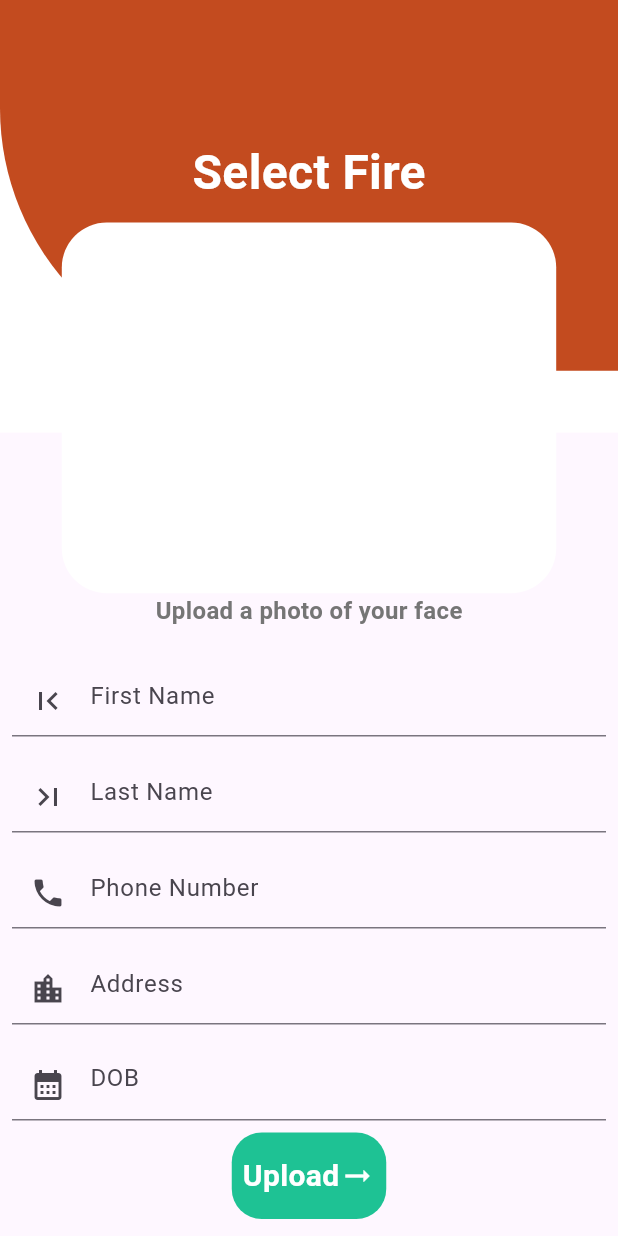
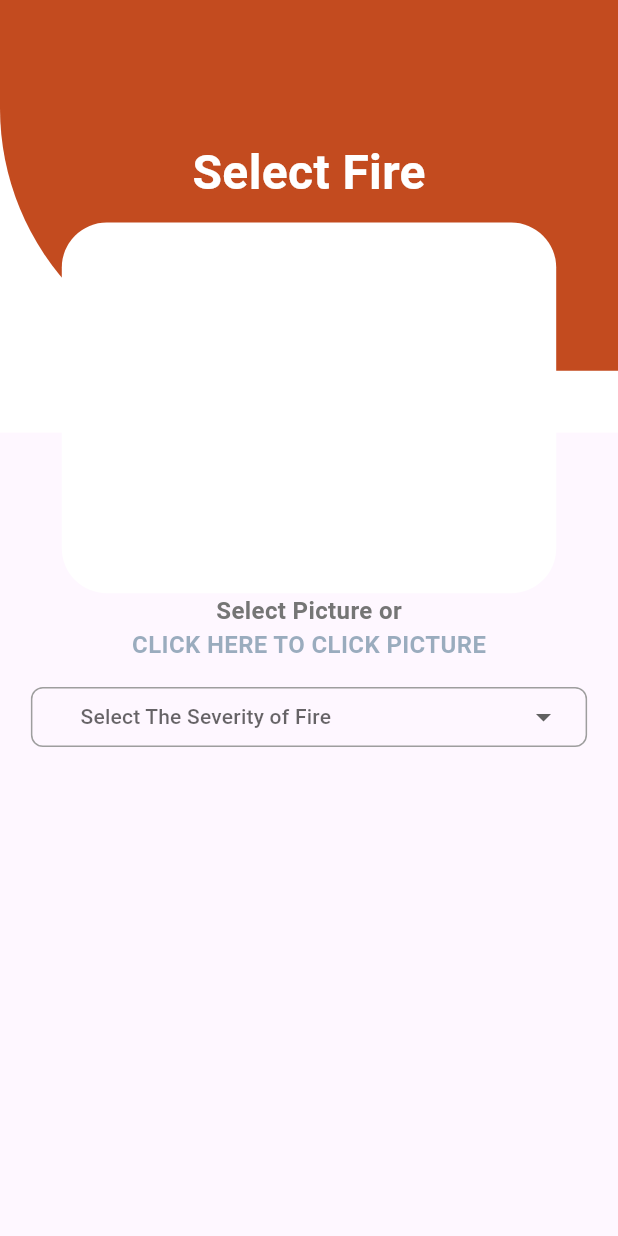
Before and after one commit to Epein5/Fire-Management-System, a Flutter app: the UserView screen opened directly, on a phone screen of 412 x 824 dp. Run offline on Flutter 3.47's test engine with Material 3 defaults, Android fonts, the phone set to English and light mode, and no system bars; drawn by our look-alikes of dropdown_button2; our stand-ins replace another_flushbar, firebase_core, firebase_database, flutter_map, google_fonts, image_picker and 2 more; missing offline and left inert: flutter_tflite; accounts and stored records are empty; Roboto replaces fonts that are missing (Abel, Satisfy).

Commit message:
Reporting Page Finished

```diff
--- /dev/null
+++ b/mobile_app/fire_application_1/assets/text.txt
@@ -0,0 +1,2 @@
+0 fire
+1 nonfire
--- a/mobile_app/fire_application_1/lib/components/textfield.dart
+++ b/mobile_app/fire_application_1/lib/components/textfield.dart
@@ -30,7 +30,6 @@ class SetupTextField extends StatelessWidget {
   }
 }
 
-
 class RoundBtn extends StatelessWidget {
   final String? text;
   final double? height;
@@ -52,7 +51,7 @@ class RoundBtn extends StatelessWidget {
           width: width,
           decoration: BoxDecoration(
             borderRadius: BorderRadius.circular(20),
-            color: const Color.fromARGB(225, 0, 187, 134),
+            color: Color.fromARGB(224, 187, 0, 0),
           ),
           child: Row(
             mainAxisAlignment: MainAxisAlignment.center,
--- a/mobile_app/fire_application_1/lib/service/firebasese.dart
+++ b/mobile_app/fire_application_1/lib/service/firebasese.dart
@@ -1,17 +1,20 @@
+// firebasese.dart
 import 'package:firebase_database/firebase_database.dart';
+import 'package:location/location.dart';
 
 class FireService {
-  // Future<List<dynamic>> fetchFireData() async {
-  //   final databaseReference = FirebaseDatabase.instance.ref().child('Fire').onValue;
-  //   List<dynamic> fireData = [];
-  //   await databaseReference.then((value) {
-  //     print('got');
-  //     return fireData;
-  //   }).onError((error, stackTrace) {
-  //     print(error);
-  //     return fireData;
-  //   });
-  //   print(1);
-  //   return fireData;
-  // }
+  final databaseReference = FirebaseDatabase.instance.ref();
+
+  Future<void> addFire(String severity, LocationData locationData) async {
+    await databaseReference.child('Fire').push().set({
+      'severity': severity,
+      'location': {
+        'latitude': locationData.latitude,
+        'longitude': locationData.longitude,
+      },
+      'condition': 'Not_assigned',
+      'date_detected': DateTime.now().toIso8601String().substring(0, 10),
+      'time_detected': '${DateTime.now().toIso8601String().substring(0, 10)} ${DateTime.now().toIso8601String().substring(11, 16)}',
+    });
+  }
 }
--- a/mobile_app/fire_application_1/lib/view/user.dart
+++ b/mobile_app/fire_application_1/lib/view/user.dart
@@ -1,8 +1,13 @@
+import 'package:fire_application_1/components/popupmessages.dart';
 import 'package:fire_application_1/components/textfield.dart';
+import 'package:fire_application_1/service/firebasese.dart';
 import 'package:flutter/material.dart';
+import 'package:flutter_tflite/flutter_tflite.dart';
 import 'package:google_fonts/google_fonts.dart';
 import 'dart:io';
 import 'package:image_picker/image_picker.dart';
+import 'package:location/location.dart';
+import 'package:dropdown_button2/dropdown_button2.dart';
 
 class UserView extends StatefulWidget {
   const UserView({super.key});
@@ -18,6 +23,45 @@ class _UserViewState extends State<UserView> {
   TextEditingController phonenumbercontroller = TextEditingController();
   TextEditingController dobcontroller = TextEditingController();
 
+  Location location = Location();
+  LocationData? _locationData;
+  FireService fireservice = FireService();
+  PopUpMessages popupmessages = PopUpMessages();
+
+  @override
+  void initState() {
+    super.initState();
+    loadmodel();
+    _image = null; // Initialize _image with null
+  }
+
+  detect_image(File? image) async {
+    if (image != null) {
+      var prediction = await Tflite.runModelOnImage(
+          path: image.path,
+          numResults: 4,
+          threshold: 0.001,
+          imageMean: 127.5,
+          imageStd: 127.5);
+
+      setState(() {
+        _loading = false;
+        _predictions = prediction!;
+        print(_predictions);
+      });
+    }
+  }
+
+  bool _loading = true;
+  late File? _image;
+  List _predictions = [];
+  final picker = ImagePicker();
+
+  loadmodel() async {
+    await Tflite.loadModel(
+        model: 'assets/model.tflite', labels: 'assets/text.txt');
+  }
+
   @override
   void dispose() {
     super.dispose();
@@ -28,9 +72,6 @@ class _UserViewState extends State<UserView> {
     dobcontroller.dispose();
   }
 
-  final picker = ImagePicker();
-  File? _image;
-
   Future<void> _getImage() async {
     final pickedFile = await picker.pickImage(source: ImageSource.gallery);
 
@@ -38,8 +79,56 @@ class _UserViewState extends State<UserView> {
       setState(() {
         _image = File(pickedFile.path);
       });
+      detect_image(_image);
     }
   }
+
+  Future<void> _getimagefromcamera() async {
+    final pickedFile = await picker.pickImage(source: ImageSource.camera);
+
+    if (pickedFile != null) {
+      setState(() {
+        _image = File(pickedFile.path);
+      });
+      detect_image(_image);
+    }
+  }
+
+  Future<LocationData?> retrieveLocation() async {
+    bool _serviceEnabled;
+    PermissionStatus _permissionGranted;
+
+    _serviceEnabled = await location.serviceEnabled();
+    if (!_serviceEnabled) {
+      _serviceEnabled = await location.requestService();
+      if (!_serviceEnabled) {
+        print('Location services are disabled.');
+        return null;
+      }
+    }
+
+    _permissionGranted = await location.hasPermission();
+    if (_permissionGranted == PermissionStatus.denied) {
+      _permissionGranted = await location.requestPermission();
+      if (_permissionGranted != PermissionStatus.granted) {
+        print('Location permission denied.');
+        return null;
+      }
+    }
+
+    _locationData = await location.getLocation();
+    setState(() {
+      _locationData = _locationData;
+    });
+    return _locationData;
+  }
+
+  final List<String> items = [
+    'High',
+    'Midium',
+    'Low',
+  ];
+  String? selectedValue;
 
   @override
   Widget build(BuildContext context) {
@@ -107,51 +196,112 @@ class _UserViewState extends State<UserView> {
                 ),
               ],
             ),
-            Text(
-              "Upload a photo of your face",
+            _loading == true
+                ? Text(
+                    "Select Picture or",
                     style: TextStyle(
                       fontWeight: FontWeight.bold,
                       fontSize: 16,
                       color: Colors.grey[600],
                     ),
+                  )
+                : Divider(),
+            _loading == true
+                ? GestureDetector(
+                    onTap: _getimagefromcamera,
+                    child: const Text(
+                      "CLICK HERE TO CLICK PICTURE",
+                      style: TextStyle(
+                        fontWeight: FontWeight.bold,
+                        fontSize: 16,
+                        color: Color.fromARGB(121, 43, 89, 117),
+                      ),
+                    ),
+                  )
+                : _predictions.isNotEmpty
+                    ? Text(
+                        'Confidence ${(_predictions[0]['confidence'] * 100).toString()}.% ${_predictions[0]['label'].toString().substring(1)}')
+                    : Container(),
+            SizedBox(
+              height: height * 0.02,
+            ),
+            // SetupTextField(
+            //   controller: firstnamecontroller,
+            //   text: 'First Name',
+            //   icon: Icons.first_page,
+            // ),
+            SizedBox(
+              width: MediaQuery.of(context).size.width *
+                  0.9, // 80% of screen width
+              child: DropdownButtonHideUnderline(
+                child: DropdownButton2<String>(
+                  // isExpanded: true,
+                  hint: Text(
+                    'Select The Severity of Fire',
+                    style: TextStyle(
+                      fontSize: 14,
+                      color: Theme.of(context).hintColor,
+                    ),
+                  ),
+                  items: items
+                      .map((String item) => DropdownMenuItem<String>(
+                            value: item,
+                            child: Text(
+                              item,
+                              style: const TextStyle(
+                                fontSize: 14,
+                              ),
+                            ),
+                          ))
+                      .toList(),
+                  value: selectedValue,
+                  onChanged: (String? value) {
+                    setState(() {
+                      selectedValue = value;
+                    });
+                  },
+                  buttonStyleData: ButtonStyleData(
+                    decoration: BoxDecoration(
+                      borderRadius: BorderRadius.all(Radius.circular(8.0)),
+                      border: Border.all(
+                        color: Colors.grey,
+                        width: 1.0,
+                      ),
+                    ),
+                    padding: EdgeInsets.symmetric(horizontal: 16),
+                    height: 40,
+                  ),
+                  menuItemStyleData: const MenuItemStyleData(
+                    height: 40,
+                  ),
+                ),
+              ),
             ),
             SizedBox(
               height: height * 0.02,
             ),
-            SetupTextField(
-              controller: firstnamecontroller,
-              text: 'First Name',
-              icon: Icons.first_page,
-            ),
-            SetupTextField(
-              controller: lastnamecontroller,
-              text: 'Last Name',
-              icon: Icons.last_page,
-            ),
-            SetupTextField(
-              controller: phonenumbercontroller,
-              text: 'Phone Number',
-              icon: Icons.phone,
-            ),
-            SetupTextField(
-              controller: addresscontroller,
-              text: 'Address',
-              icon: Icons.location_city,
-            ),
-            SetupTextField(
-              controller: dobcontroller,
-              suffixtext: 'YYYY/MM/DD',
-              text: 'DOB',
-              icon: Icons.calendar_month,
-            ),
-            RoundBtn(
+            selectedValue != null &&
+                    _predictions[0]['label'].toString().substring(1) == ' fire'
+                ? RoundBtn(
                     text: "Upload",
                     height: height * 0.07,
                     width: width * 0.25,
-              ontap: () {
-                // Add your logic to handle the image upload here
+                    ontap: () async {
+                      LocationData? locationData = await retrieveLocation();
+                      if (locationData != null) {
+                        fireservice
+                            .addFire(selectedValue!, locationData)
+                            .then((value) {
+                          Navigator.pop(context);
+                          popupmessages.flushBarErrorMessage(
+                              'Fire Reported Successfully', context);
+
+
+                        });
+                      }
                     },
                   )
+                : Container(),
           ],
         ),
       ),
```
Also changed, not shown: mobile_app/fire_application_1/lib/components/popupmessages.dart (added, +31 -0 lines), mobile_app/fire_application_1/pubspec.yaml (+6 -3 lines), mobile_app/fire_application_1/lib/main.dart (line endings or trailing spaces), mobile_app/fire_application_1/pubspec.lock, 2 other files. Lines whose indentation alone changed are shown as unchanged.
